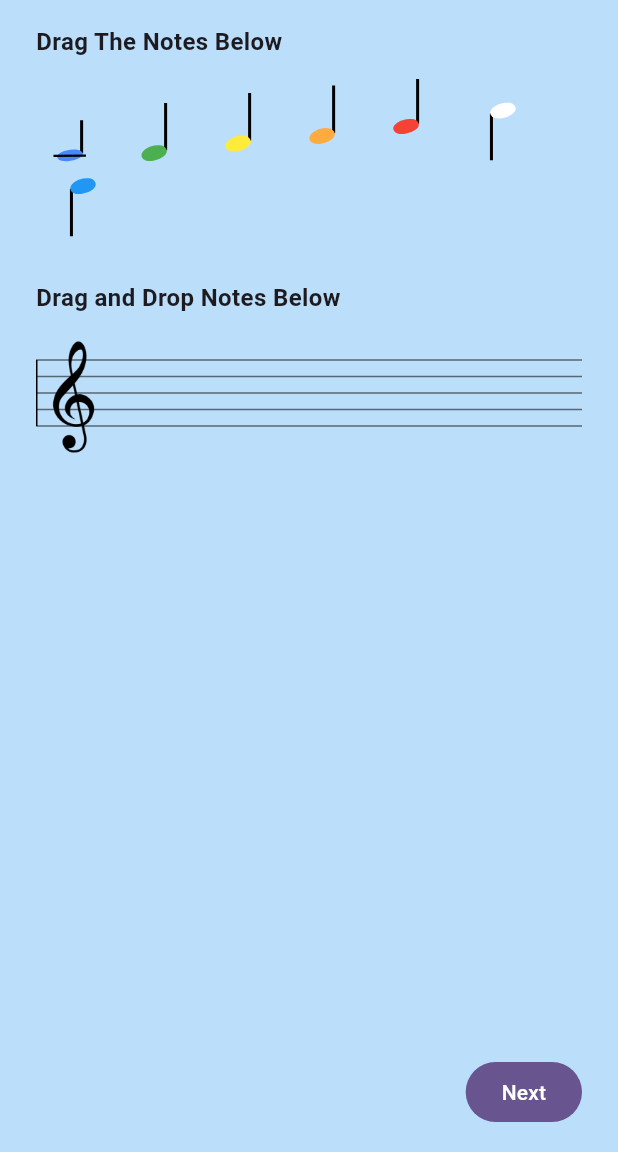
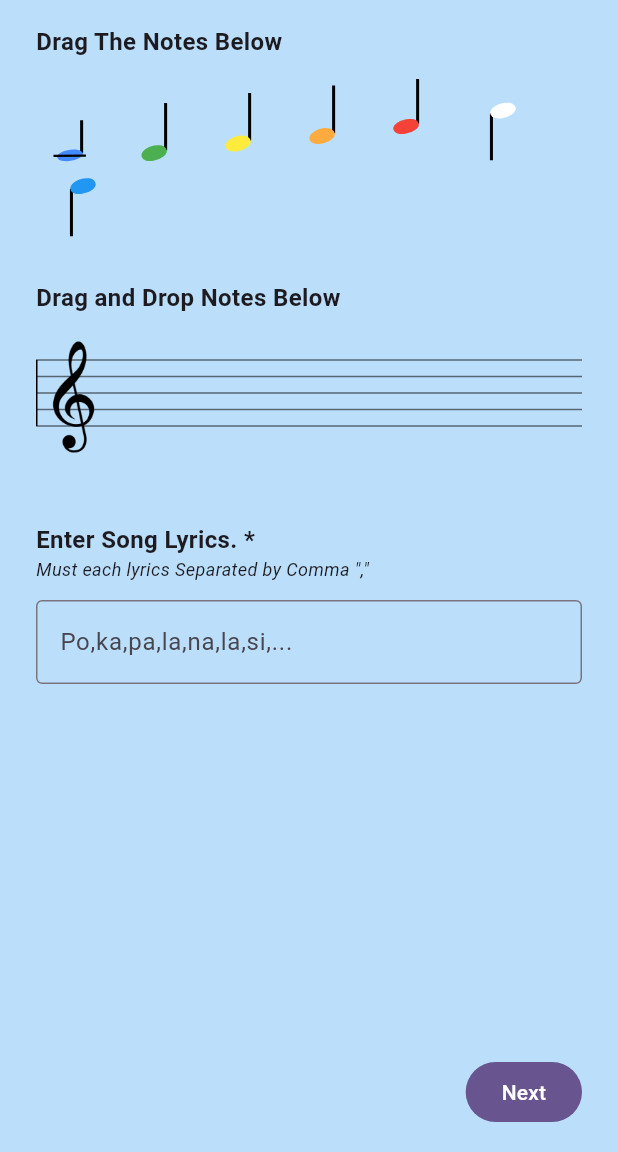
Before and after one commit to izajul/xylophone_web_admin, a Flutter app: the screen it shows after launch, swiped to page 2, on a phone screen of 412 x 824 dp, the part 84-1236 px from its top. Run offline on Flutter 3.47's test engine with Material 3 defaults, Android fonts, the phone set to English and light mode, and no system bars; our stand-ins replace appwrite, get, shared_preferences.

Commit message:
insert lyrics setup done

```diff
--- a/lib/controller/add_song_controller.dart
+++ b/lib/controller/add_song_controller.dart
@@ -11,6 +11,8 @@ class AddSongController extends GetxController {
   final isPageTwoFilled = true.obs;
   final isPageThreeFilled = true.obs;
 
+  final lyrics = <String>[].obs;
+
   Future<void> addSong() async {
     isLoading.value = true;
     await _db.createDocument();
--- a/lib/views/widgets/add_song_page_two.dart
+++ b/lib/views/widgets/add_song_page_two.dart
@@ -1,12 +1,17 @@
 import 'package:flutter/material.dart';
+import 'package:get/get.dart';
+import 'package:get/get_core/src/get_main.dart';
 import 'package:xylophone_web/views/widgets/staff_with_notes.dart';
 
+import '../../controller/add_song_controller.dart';
 import '../../models/note_model.dart';
 import '../../utils/assets.dart';
 import 'note_widget.dart';
 
 class AddSongPageTwo extends StatelessWidget {
   AddSongPageTwo({super.key});
+
+  final addSongController = Get.put(AddSongController());
 
   final List<BaseNoteModel> notes = [
     SingleNoteModel(
@@ -62,7 +67,40 @@ class AddSongPageTwo extends StatelessWidget {
             style: TextStyle(fontWeight: FontWeight.bold, fontSize: 16),
           ),
           SizedBox(height: 12),
-          StaffWithNotesDragNDrop(notes: []),
+          StaffWithNotesDragNDrop(),
+
+
+          SizedBox(height: 16),
+
+          Text(
+            "Enter Song Lyrics. *",
+            style: TextStyle(fontWeight: FontWeight.bold, fontSize: 16),
+          ),
+          Text(
+            "Must each lyrics Separated by Comma \",\"",
+            style: TextStyle(fontWeight: FontWeight.normal, fontSize: 12, fontStyle: FontStyle.italic),
+          ),
+          SizedBox(height: 12),
+
+          /// song name input form field
+          TextFormField(
+            keyboardType: TextInputType.number,
+            decoration: InputDecoration(
+              border: OutlineInputBorder(),
+              hintText: "Po,ka,pa,la,na,la,si,...",
+            ),
+
+            validator: (value) {
+              if (value == null || value.isEmpty) {
+                return 'Please enter a value';
+              }
+
+              return null;
+            },
+            onChanged: (value) {
+              addSongController.lyrics.value = value.split(",").map((e) => e.trim()).toList();
+            },
+          ),
        /*   DragTarget<BaseNoteModel>(
             onAcceptWithDetails: (details) {
               print("onAcceptWithDetails: ${details.data}");
--- a/lib/views/widgets/staff_with_notes.dart
+++ b/lib/views/widgets/staff_with_notes.dart
@@ -4,14 +4,12 @@ import 'package:flutter/gestures.dart';
 import 'package:flutter/material.dart';
 import 'package:get/get.dart';
 
+import '../../controller/add_song_controller.dart';
 import '../../models/note_model.dart';
 import 'note_widget.dart';
 
 class StaffWithNotesDragNDrop extends StatefulWidget {
-  const StaffWithNotesDragNDrop({super.key, required this.notes});
-
-  final List<BaseNoteModel> notes;
-  // final List<String> lyrics
+  const StaffWithNotesDragNDrop({super.key});
 
   @override
   State<StaffWithNotesDragNDrop> createState() =>
@@ -26,13 +24,13 @@ class _StaffWithNotesDragNDropState extends State<StaffWithNotesDragNDrop> {
 
   bool _isSyncing = false;
 
+  final addSongController = Get.put(AddSongController());
 
   @override
   void initState() {
     super.initState();
+    // notes.addAll(widget.notes);
     _noteController.addListener(() {
-
-
       if (_isSyncing) return;
       _isSyncing = true;
       _lyricsController.jumpTo(_noteController.offset);
@@ -46,7 +44,6 @@ class _StaffWithNotesDragNDropState extends State<StaffWithNotesDragNDrop> {
       _isSyncing = false;
     });
   }
-
 
   @override
   Widget build(BuildContext context) {
@@ -114,7 +111,6 @@ class _StaffWithNotesDragNDropState extends State<StaffWithNotesDragNDrop> {
                     });
                     // _scrollController.jumpTo(_scrollController.offset);
                     WidgetsBinding.instance.addPostFrameCallback((_) {
-
                       _noteController.animateTo(
                         _noteController.position.maxScrollExtent,
                         duration: 100.milliseconds,
@@ -183,23 +179,32 @@ class _StaffWithNotesDragNDropState extends State<StaffWithNotesDragNDrop> {
           height: 20,
           child: Padding(
             padding: const EdgeInsets.only(left: 50),
-            child: ListView.builder(
+            child: Obx(() {
+              final lyrics = addSongController.lyrics.value;
+
+              return ListView.builder(
                 physics: const ClampingScrollPhysics(),
                 controller: _lyricsController,
                 scrollDirection: Axis.horizontal,
-              itemCount: 0,
-              // itemCount: notes.length,
+                // itemCount: 0,
+                itemCount: notes.length,
                 itemBuilder: (context, idx) {
-                final item = notes[idx];
+                  // final item = notes[idx];
+                  var text = "";
+                  if (idx < lyrics.length) {
+                    text = lyrics[idx];
+                  }
+
                   return Padding(
-                  padding: const EdgeInsets.only(right: 10, left: 10),
+                    padding: const EdgeInsets.only(right: 2, left: 2),
                     child: SizedBox(
-                    width: 30,
-                    child: Center(child: Text("L-1")),
+                      width: 46,
+                      child: Center(child: Text("$text")),
                     ),
                   );
                 },
-            ),
+              );
+            }),
           ),
         ),
       ],
```
Lines whose indentation alone changed are shown as unchanged.
